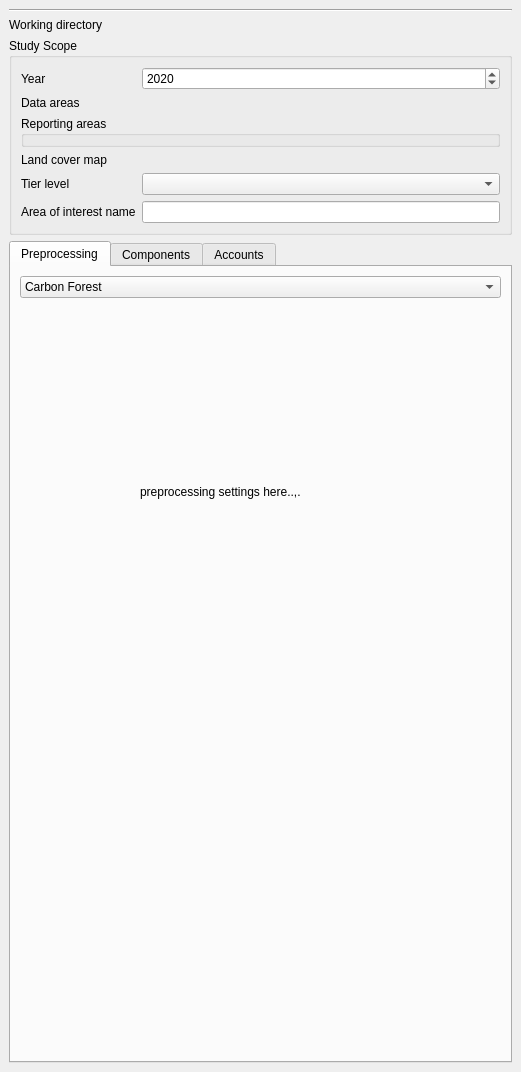
Qt form enca_plugin/enca_plugin_dockwidget_base.ui (VITObelgium/sys4enca) before a commit.
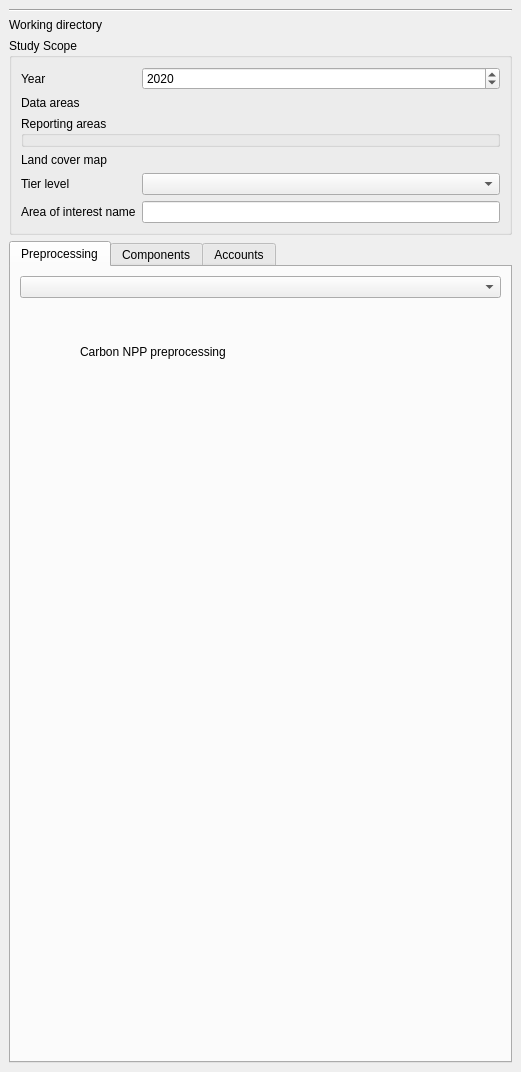
The same form after that commit. The open tabs and pages were chosen to show the change. Custom widgets are drawn as their Qt base class.

Commit message:
enca_plugin: Load/save config for all run types.
Select the right preprocessing/components/accounts tab automatically
when loading configs.

What changed in the file:
```diff
--- a/enca_plugin/enca_plugin_dockwidget_base.ui
+++ b/enca_plugin/enca_plugin_dockwidget_base.ui
@@ -130,32 +130,29 @@
        </attribute>
        <layout class="QVBoxLayout" name="verticalLayout_4">
         <item>
-         <widget class="QComboBox" name="comboBox_4">
-          <item>
-           <property name="text">
-            <string>Carbon Forest</string>
-           </property>
-          </item>
-          <item>
-           <property name="text">
-            <string>Land cover map</string>
-           </property>
-          </item>
-          <item>
-           <property name="text">
-            <string>Forest land cover classes</string>
-           </property>
-          </item>
-          <item>
-           <property name="text">
-            <string>Other preprocessing tasks...</string>
-           </property>
-          </item>
-         </widget>
+         <widget class="QComboBox" name="component"/>
         </item>
         <item>
-         <widget class="QStackedWidget" name="stackedWidget_3">
-          <widget class="QWidget" name="page_3">
+         <widget class="QStackedWidget" name="components_stack">
+          <property name="currentIndex">
+           <number>0</number>
+          </property>
+          <widget class="QWidget" name="CARBON_NPP">
+           <widget class="QLabel" name="label_57">
+            <property name="geometry">
+             <rect>
+              <x>60</x>
+              <y>40</y>
+              <width>261</width>
+              <height>16</height>
+             </rect>
+            </property>
+            <property name="text">
+             <string>Carbon NPP preprocessing</string>
+            </property>
+           </widget>
+          </widget>
+          <widget class="QWidget" name="CARBON_SOIL">
            <widget class="QLabel" name="label_17">
             <property name="geometry">
              <rect>
@@ -166,7 +163,7 @@
              </rect>
             </property>
             <property name="text">
-             <string>preprocessing settings here..,.</string>
+             <string>Carbon Soil Preprocessing</string>
             </property>
            </widget>
           </widget>
@@ -181,28 +178,7 @@
        </attribute>
        <layout class="QVBoxLayout" name="verticalLayout_2">
         <item>
-         <widget class="QComboBox" name="component">
-          <item>
-           <property name="text">
-            <string>LEAC</string>
-           </property>
-          </item>
-          <item>
-           <property name="text">
-            <string>INFRA</string>
-           </property>
-          </item>
-          <item>
-           <property name="text">
-            <string>CARBON</string>
-           </property>
-          </item>
-          <item>
-           <property name="text">
-            <string>WATER</string>
-           </property>
-          </item>
-         </widget>
+         <widget class="QComboBox" name="component"/>
         </item>
         <item>
          <widget class="QScrollArea" name="scrollArea">
```
Left out of the diff: 144 changed lines with no effect on the pictures. The commit also changes 15 other files.
